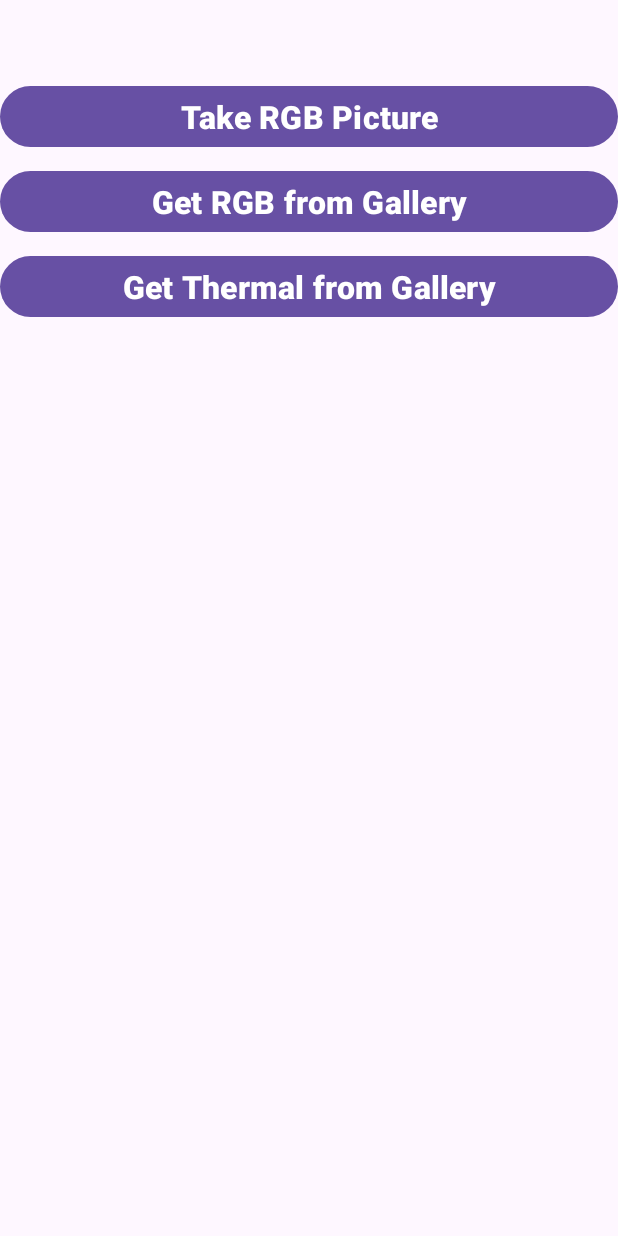
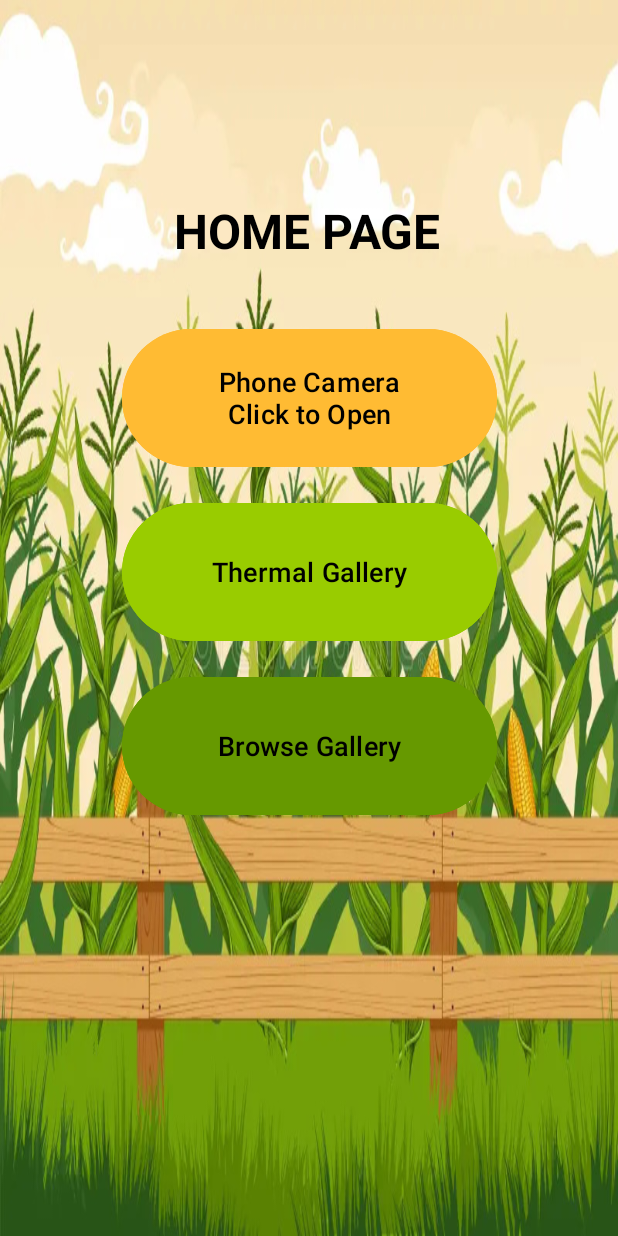
Before and after one commit to Emil-Hernandez/RGBThermalApp, an Android app: the screen it shows after launch (MainActivity), on a phone screen of 412 x 824 dp. Run offline under Robolectric (Android 15) with nearby library versions, the phone set to English and light mode, and no system bars; libraries missing offline, so code that uses them is left out: org.tensorflow.lite.

```diff
--- a/app/src/main/java/com/example/rgbthermalapp/MainActivity.java
+++ b/app/src/main/java/com/example/rgbthermalapp/MainActivity.java
@@ -27,16 +27,16 @@ public class MainActivity extends AppCompatActivity {
 
     Button RGBCam, RGBGal, ThermalGal;
 
-    int RGBImageSize = 64, ThermalImageSize = 224;
+    int RGBImageSize = 224, ThermalImageSize = 224;
 
     @Override
     protected void onCreate(Bundle savedInstanceState) {
         super.onCreate(savedInstanceState);
         setContentView(R.layout.activity_main);
 
-        RGBCam = findViewById(R.id.RGBCamBtn);
-        RGBGal = findViewById(R.id.RGBGalBtn);
-        ThermalGal = findViewById(R.id.ThermalGalBtn);
+        RGBCam = findViewById(R.id.phoneCameraButton);
+        RGBGal = findViewById(R.id.browseGalleryButton);
+        ThermalGal = findViewById(R.id.thermalGalleryButton);
 
         RGBCam.setOnClickListener(v -> {
             if (ContextCompat.checkSelfPermission(this, Manifest.permission.CAMERA) == PackageManager.PERMISSION_GRANTED) {
@@ -147,7 +147,7 @@ public class MainActivity extends AppCompatActivity {
     }
 
     private String getRGBClassLabel(float[] confidences) {
-        String[] labels = {"Healthy Leaves", "Leaf Rust", "Leaf Blight", "Leaf Spot"};
+        String[] labels = {"Highly Resistant","Resistant", "Moderately Resistant", "Moderately Susceptible", "Susceptible", "Highly Susceptible"};
         int maxIndex = 0;
         for (int i = 1; i < confidences.length; i++) {
             if (confidences[i] > confidences[maxIndex]) {
--- a/app/src/main/res/layout/activity_classification.xml
+++ b/app/src/main/res/layout/activity_classification.xml
@@ -2,13 +2,14 @@
 <androidx.constraintlayout.widget.ConstraintLayout xmlns:android="http://schemas.android.com/apk/res/android"
     android:layout_width="match_parent"
     android:layout_height="match_parent"
+    android:background="@drawable/cornfield_background"
     xmlns:app="http://schemas.android.com/apk/res-auto">
 
     <ImageView
         android:id="@+id/imageView"
         android:layout_width="350dp"
         android:layout_height="350dp"
-        android:layout_marginTop="160dp"
+        android:layout_marginTop="112dp"
         app:layout_constraintEnd_toEndOf="parent"
         app:layout_constraintHorizontal_bias="0.491"
         app:layout_constraintStart_toStartOf="parent"
@@ -20,23 +21,27 @@
         android:layout_height="wrap_content"
         android:layout_marginTop="16dp"
         android:text="Classified as:"
+        android:textColor="@android:color/black"
         android:textSize="20sp"
         android:textStyle="bold"
-        app:layout_constraintTop_toBottomOf="@+id/imageView"
+        app:layout_constraintEnd_toEndOf="parent"
+        app:layout_constraintHorizontal_bias="0.498"
         app:layout_constraintStart_toStartOf="parent"
-        app:layout_constraintEnd_toEndOf="parent" />
+        app:layout_constraintTop_toBottomOf="@+id/imageView" />
 
     <TextView
         android:id="@+id/result"
         android:layout_width="wrap_content"
         android:layout_height="wrap_content"
-        android:text=""
-        android:textColor="#C30000"
+        android:layout_marginTop="48dp"
+        android:text="sampletext"
+        android:textColor="@android:color/black"
+        android:textSize="25sp"
         android:textStyle="bold"
-        android:textSize="27sp"
-        app:layout_constraintTop_toBottomOf="@+id/classified"
+        app:layout_constraintEnd_toEndOf="parent"
+        app:layout_constraintHorizontal_bias="0.498"
         app:layout_constraintStart_toStartOf="parent"
-        app:layout_constraintEnd_toEndOf="parent" />
+        app:layout_constraintTop_toBottomOf="@+id/classified" />
 
     <Button
         android:id="@+id/backButton"
@@ -46,6 +51,8 @@
         android:textSize="18sp"
         android:layout_marginTop="16dp"
         android:layout_marginLeft="16dp"
+        android:backgroundTint="@android:color/holo_green_dark"
+        android:textColor="@color/black"
         android:onClick="onBackButtonClicked"
         app:layout_constraintTop_toTopOf="parent"
         app:layout_constraintStart_toStartOf="parent" />
--- a/app/src/main/res/layout/activity_main.xml
+++ b/app/src/main/res/layout/activity_main.xml
@@ -3,63 +3,77 @@
     xmlns:android="http://schemas.android.com/apk/res/android"
     xmlns:app="http://schemas.android.com/apk/res-auto"
     xmlns:tools="http://schemas.android.com/tools"
-    android:id="@+id/main"
     android:layout_width="match_parent"
     android:layout_height="match_parent"
+    android:background="@drawable/cornfield_background"
     tools:context=".MainActivity">
 
+
+    <!-- Title -->
+
+    <!-- Phone Camera Button -->
     <TextView
-        android:id="@+id/result"
+        android:id="@+id/homePageTitle"
         android:layout_width="wrap_content"
         android:layout_height="wrap_content"
-        android:text=""
-        android:textColor="#C30000"
+        android:layout_marginTop="132dp"
+        android:text="HOME PAGE"
+        android:textColor="@android:color/black"
+        android:textSize="32sp"
         android:textStyle="bold"
-        android:textSize="27sp"
-        app:layout_constraintTop_toTopOf="parent"
+        app:layout_constraintEnd_toEndOf="parent"
+        app:layout_constraintHorizontal_bias="0.497"
+        app:layout_constraintStart_toStartOf="parent"
+        app:layout_constraintTop_toTopOf="parent" />
+
+    <Button
+        android:id="@+id/phoneCameraButton"
+        android:layout_width="250dp"
+        android:layout_height="100dp"
+        android:layout_marginTop="40dp"
+        android:backgroundTint="@android:color/holo_orange_light"
+        android:text="Phone Camera\nClick to Open"
+        android:textSize="18sp"
+        android:textColor="@android:color/black"
+        android:drawablePadding="8dp"
+        android:gravity="center"
+        android:padding="16dp"
+        app:layout_constraintTop_toBottomOf="@id/homePageTitle"
         app:layout_constraintStart_toStartOf="parent"
         app:layout_constraintEnd_toEndOf="parent" />
 
+    <!-- Thermal Gallery Button -->
     <Button
-        android:id="@+id/RGBCamBtn"
-        android:layout_width="match_parent"
-        android:layout_height="wrap_content"
+        android:id="@+id/thermalGalleryButton"
+        android:layout_width="250dp"
+        android:layout_height="100dp"
         android:layout_marginTop="16dp"
-        android:text="Take RGB Picture"
-        android:textAllCaps="false"
-        android:textSize="21sp"
-        android:textStyle="bold"
-        app:layout_constraintEnd_toEndOf="parent"
-        app:layout_constraintHorizontal_bias="0.0"
+        android:backgroundTint="@android:color/holo_green_light"
+        android:text="Thermal Gallery"
+        android:textSize="18sp"
+        android:textColor="@android:color/black"
+        android:drawablePadding="8dp"
+        android:gravity="center"
+        android:padding="16dp"
+        app:layout_constraintTop_toBottomOf="@id/phoneCameraButton"
         app:layout_constraintStart_toStartOf="parent"
-        app:layout_constraintTop_toBottomOf="@+id/result" />
+        app:layout_constraintEnd_toEndOf="parent" />
 
+    <!-- Browse Gallery Button -->
     <Button
-        android:id="@+id/RGBGalBtn"
-        android:layout_width="match_parent"
-        android:layout_height="wrap_content"
-        android:layout_marginTop="8dp"
-        android:text="Get RGB from Gallery"
-        android:textAllCaps="false"
-        android:textSize="21sp"
-        android:textStyle="bold"
-        app:layout_constraintEnd_toEndOf="parent"
-        app:layout_constraintHorizontal_bias="0.0"
+        android:id="@+id/browseGalleryButton"
+        android:layout_width="250dp"
+        android:layout_height="100dp"
+        android:layout_marginTop="16dp"
+        android:backgroundTint="@android:color/holo_green_dark"
+        android:text="Browse Gallery"
+        android:textSize="18sp"
+        android:textColor="@android:color/black"
+        android:drawablePadding="8dp"
+        android:gravity="center"
+        android:padding="16dp"
+        app:layout_constraintTop_toBottomOf="@id/thermalGalleryButton"
         app:layout_constraintStart_toStartOf="parent"
-        app:layout_constraintTop_toBottomOf="@+id/RGBCamBtn" />
-
-    <Button
-        android:id="@+id/ThermalGalBtn"
-        android:layout_width="match_parent"
-        android:layout_height="wrap_content"
-        android:layout_marginTop="8dp"
-        android:text="Get Thermal from Gallery"
-        android:textAllCaps="false"
-        android:textSize="21sp"
-        android:textStyle="bold"
-        app:layout_constraintEnd_toEndOf="parent"
-        app:layout_constraintHorizontal_bias="0.0"
-        app:layout_constraintStart_toStartOf="parent"
-        app:layout_constraintTop_toBottomOf="@+id/RGBGalBtn" />
+        app:layout_constraintEnd_toEndOf="parent" />
 
 </androidx.constraintlayout.widget.ConstraintLayout>
```
Also changed, not shown: app/src/main/res/drawable/cornfield_background.jpg (added), 1 other file.
